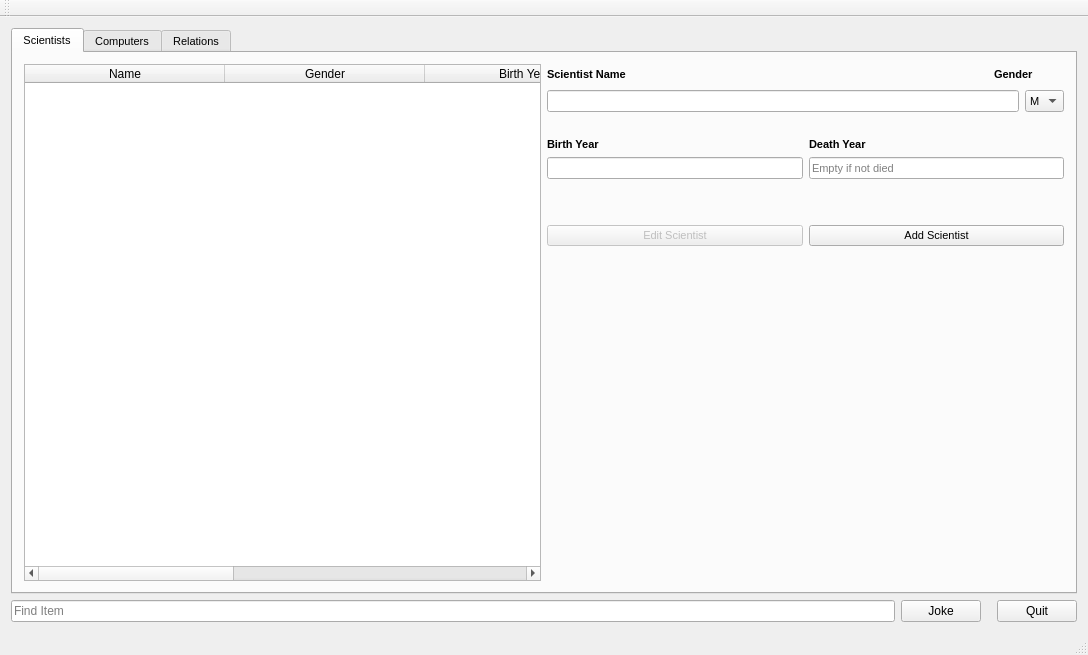
Qt form mainwindow.ui (bennisverrir/Golfing-Union-of-Ireland) before a commit.
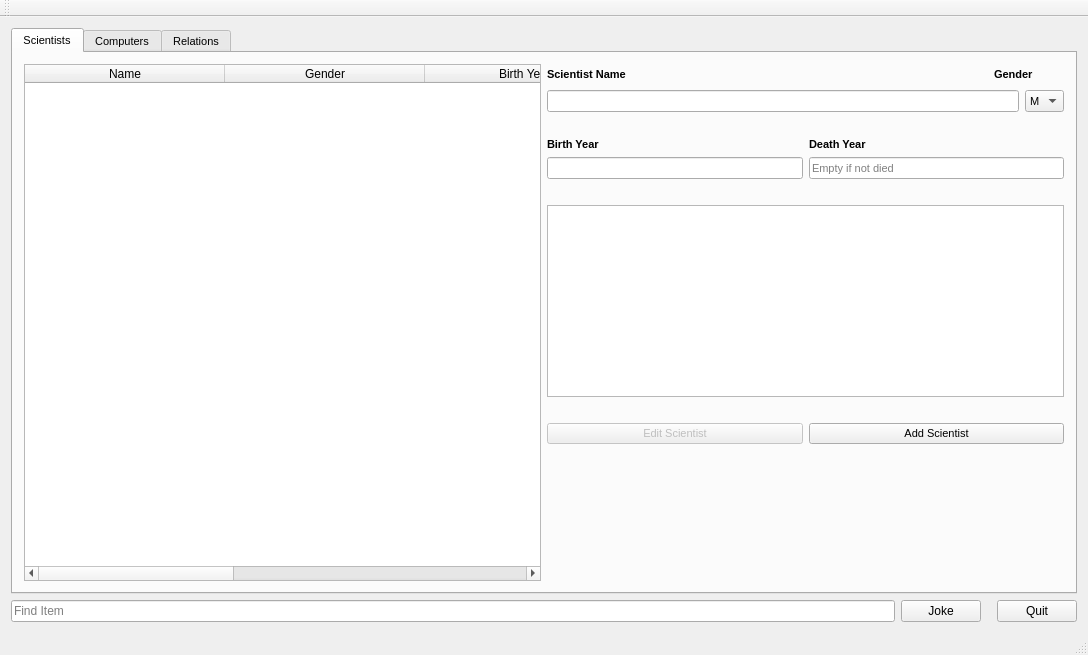
The same form after that commit. The open tabs and pages were chosen to show the change.

The edit to the form file:
```diff
--- a/mainwindow.ui
+++ b/mainwindow.ui
@@ -311,6 +311,9 @@
                   </property>
                  </spacer>
                 </item>
+                <item>
+                 <widget class="QTextEdit" name="ScientistBio"/>
+                </item>
                 <item>
                  <spacer name="horizontalSpacer_10">
                   <property name="orientation">
```
Left out of the diff: 2 changed lines with no effect on the pictures.
